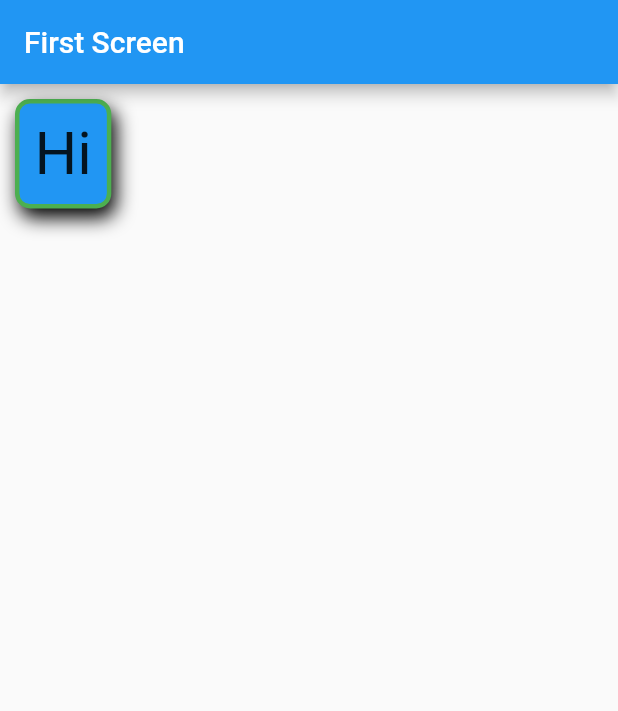
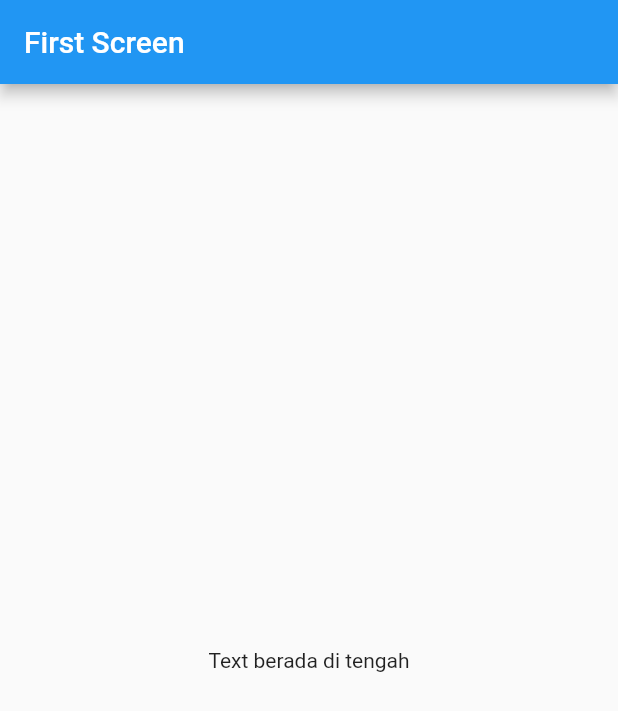
Before and after one commit to aiguh97/flutter-pemula-dicoding, a Flutter app: the screen it shows after launch, on a phone screen of 412 x 824 dp. Shown: the top 711 px of the screen. Run offline on Flutter 3.47's test engine with Material 3 defaults, Android fonts, the phone set to English and light mode, and no system bars.

Commit message:
custom_center_screen

```diff
--- /dev/null
+++ b/lib/CustomCenter.dart
@@ -0,0 +1,19 @@
+// ignore: file_names
+import 'package:flutter/material.dart';
+
+class CustomCenterScreen extends StatelessWidget {
+  const CustomCenterScreen({super.key});
+
+  @override
+  Widget build(BuildContext context) {
+    return Scaffold(
+      appBar: AppBar(
+        title: const Text('First Screen'),
+        centerTitle: false,
+        backgroundColor: Colors.blue,
+        foregroundColor: Colors.white,
+      ),
+      body: Center(child: const Text('Text berada di tengah')),
+    );
+  }
+}
--- a/lib/main.dart
+++ b/lib/main.dart
@@ -1,5 +1,7 @@
 import 'package:flutter/material.dart';
+import 'package:flutter_pemula_dicoding/CustomCenter.dart';
 import 'package:flutter_pemula_dicoding/CustomContainer.dart';
+import 'package:flutter_pemula_dicoding/CustomPadding.dart';
 import 'package:flutter_pemula_dicoding/FirstScreen.dart';
 import 'package:flutter_pemula_dicoding/biggerText.dart';
 
@@ -27,7 +29,7 @@ class MyApp extends StatelessWidget {
           foregroundColor: Colors.white,
         ),
       ),
-      home: CustomContainerScreen(),
+      home: CustomCenterScreen(),
     );
   }
 }
```
Also changed, not shown: lib/CustomPadding.dart (added, +21 -0 lines).
